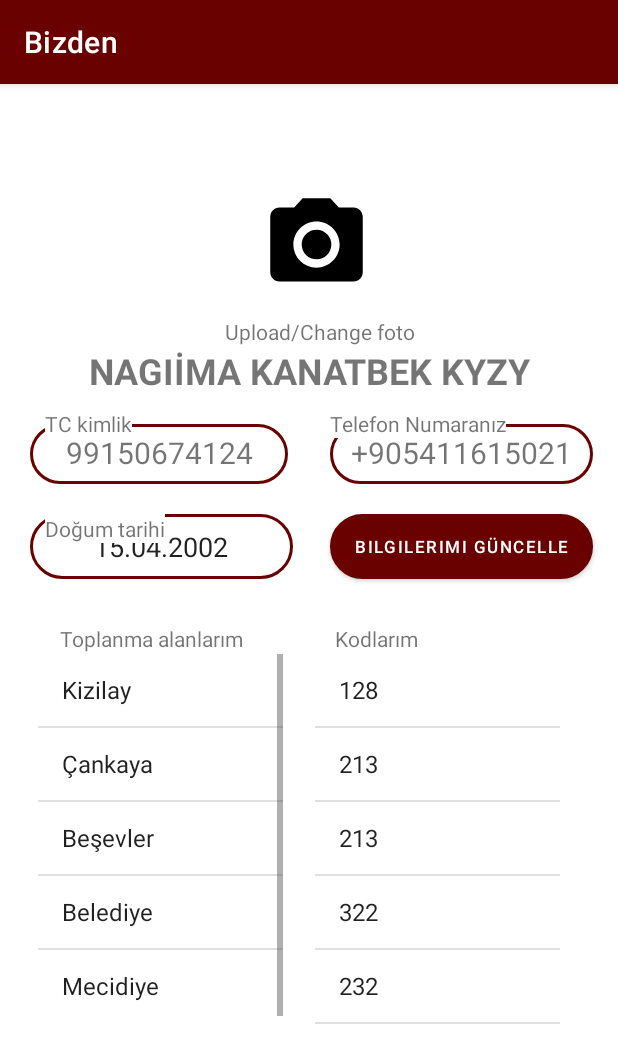
After one commit to HagarAH/VolunteeringApp, an Android app: the userprofile screen opened directly, with no data from a screen before it, on a phone screen of 412 x 824 dp. The commit adds this screen. Shown: the top 1063 px of the screen. Run offline under Robolectric (Android 15) with nearby library versions, the phone set to English and light mode, and no system bars.

Commit message:
userprofil toplanma alanlari ve kodlar ekledim

```diff
--- a/app/src/main/java/com/mobil/bizden/ui/Home.java
+++ b/app/src/main/java/com/mobil/bizden/ui/Home.java
@@ -2,19 +2,12 @@ package com.mobil.bizden.ui;
 
 import androidx.appcompat.app.ActionBarDrawerToggle;
 import androidx.appcompat.app.AppCompatActivity;
-import androidx.core.view.GravityCompat;
 import androidx.drawerlayout.widget.DrawerLayout;
-import androidx.navigation.NavController;
-import androidx.navigation.Navigation;
-import androidx.navigation.ui.AppBarConfiguration;
-import androidx.navigation.ui.NavigationUI;
 
 import android.content.Intent;
 import android.os.Bundle;
-import android.view.MenuItem;
 import android.view.View;
 import android.widget.Button;
-import android.widget.LinearLayout;
 
 import com.google.android.material.navigation.NavigationView;
 import com.google.firebase.auth.FirebaseAuth;
@@ -60,7 +53,7 @@ public class Home extends AppCompatActivity {
             @Override
             public void onClick(View view) {
                 FirebaseAuth.getInstance().signOut();
-                Intent intent = new Intent(getApplicationContext(),Login.class);
+                Intent intent = new Intent(getApplicationContext(), userprofile.class);
                 startActivity(intent);
                 finish();
             }
--- a/app/src/main/java/com/mobil/bizden/ui/MainActivity.java
+++ b/app/src/main/java/com/mobil/bizden/ui/MainActivity.java
@@ -11,7 +11,11 @@ import com.google.firebase.auth.FirebaseAuth;
 import com.google.firebase.auth.FirebaseUser;
 import com.mobil.bizden.R;
 
+import android.widget.ArrayAdapter;
+import android.widget.ListView;
+
 public class MainActivity extends AppCompatActivity {
+
 
 
             private ImageView logoImageView;
--- a/app/src/main/java/com/mobil/bizden/ui/userprofil.java
+++ /dev/null
@@ -1,4 +0,0 @@
-package com.mobil.bizden.ui;
-
-public class userprofil {
-}
--- /dev/null
+++ b/app/src/main/java/com/mobil/bizden/ui/userprofile.java
@@ -0,0 +1,41 @@
+package com.mobil.bizden.ui;
+
+import android.annotation.SuppressLint;
+import android.os.Bundle;
+import android.os.PersistableBundle;
+import android.widget.ArrayAdapter;
+import android.widget.ListView;
+
+import androidx.annotation.Nullable;
+import androidx.appcompat.app.AppCompatActivity;
+
+import com.mobil.bizden.R;
+
+public class userprofile extends AppCompatActivity {
+     ListView listView;
+
+    private String[] toplanma = {"Kizilay", "Çankaya", "Beşevler", "Belediye", "Mecidiye"};
+    ListView listView2;
+    private String[] kodlar = {"128", "213", "213", "322", "232"};
+
+    @SuppressLint("MissingInflatedId")
+    @Override
+    protected void onCreate(Bundle savedInstanceState) {
+        super.onCreate(savedInstanceState);
+        setContentView(R.layout.activity_userprofile);
+
+        listView = findViewById(R.id.listView);
+        listView2 = findViewById(R.id.listView2);
+        ArrayAdapter<String> adapter2 = new ArrayAdapter<>(this, android.R.layout.simple_list_item_1, kodlar);
+        listView2.setAdapter(adapter2);
+
+
+        ArrayAdapter<String> adapter = new ArrayAdapter<> (this, android.R.layout.simple_list_item_1, toplanma);
+
+        listView.setAdapter(adapter);
+    }
+
+
+
+
+}
--- a/app/src/main/res/layout/activity_userprofil.xml
+++ /dev/null
@@ -1,116 +0,0 @@
-<?xml version="1.0" encoding="utf-8"?>
-<LinearLayout xmlns:android="http://schemas.android.com/apk/res/android"
-    xmlns:app="http://schemas.android.com/apk/res-auto"
-    android:layout_width="fill_parent"
-    android:layout_height="fill_parent"
-    android:orientation="vertical" >
-
-    <ImageView
-        android:id="@+id/imageView"
-        android:layout_width="122dp"
-        android:layout_height="74dp"
-        android:layout_marginLeft="150dp"
-        android:layout_marginTop="70dp"
-        android:layout_marginBottom="10dp"
-        android:src="@drawable/ic_menu_camera" />
-
-
-
-    <TextView android:id="@+id/text"
-        android:layout_width="wrap_content"
-        android:layout_height="wrap_content"
-        android:layout_marginLeft="150dp"
-        android:text="Upload/Change foto"
-        android:layout_marginTop="1dp"/>
-
-    <FrameLayout
-        android:layout_width="match_parent"
-        android:layout_height="42dp">
-
-        <View
-            android:id="@+id/view"
-            android:layout_width="match_parent"
-            android:layout_height="52dp"
-            android:layout_marginLeft="10dp"
-            android:layout_marginTop="10dp"
-            android:layout_marginRight="10dp" />
-
-        <TextView
-            android:id="@+id/textView"
-            android:layout_width="match_parent"
-            android:layout_height="wrap_content"
-            android:layout_marginLeft="20dp"
-            android:layout_marginRight="20dp"
-            android:gravity="center_horizontal"
-            android:text="NAGIİMA KANATBEK KYZY"
-            android:textSize="24sp"
-            android:textStyle="bold"
-
-            />
-
-    </FrameLayout>
-
-
-    <LinearLayout
-        android:layout_width="match_parent"
-        android:layout_height="match_parent"
-        android:orientation="horizontal">
-
-        <FrameLayout
-            android:layout_width="196dp"
-            android:layout_height="55dp">
-
-            <TextView
-                android:id="@+id/additionalTextView"
-                android:layout_width="172dp"
-                android:layout_height="40dp"
-                android:layout_marginLeft="20dp"
-                android:layout_marginTop="10dp"
-                android:layout_marginBottom="10dp"
-                android:background="@drawable/rounded_background"
-                android:gravity="center_horizontal"
-                android:padding="5dp"
-                android:text="99150674124"
-                android:textSize="20sp" />
-
-            <TextView
-                android:layout_width="wrap_content"
-                android:layout_height="wrap_content"
-                android:layout_marginLeft="30dp"
-                android:background="@color/white"
-                android:text="TC kimlik" />
-
-        </FrameLayout>
-
-        <FrameLayout
-            android:layout_width="196dp"
-            android:layout_height="67dp">
-            <TextView
-                android:id="@+id/textView4"
-                android:layout_width="172dp"
-                android:layout_height="40dp"
-                android:textSize="20sp"
-                android:padding="5dp"
-                android:background="@drawable/rounded_background"
-                android:text="+905411615021"
-                android:layout_marginTop="10dp"
-                android:layout_marginLeft="20dp"
-
-                />
-            <TextView
-                android:id="@+id/textView3"
-                android:layout_width="wrap_content"
-                android:layout_height="wrap_content"
-                android:text="Telefon Numaranız"
-                android:background="@color/white"
-                android:layout_marginLeft="20dp"
-                />
-
-
-        </FrameLayout>
-    </LinearLayout>
-
-
-    <!-- More GUI components go here  -->
-
-</LinearLayout>
--- /dev/null
+++ b/app/src/main/res/layout/activity_userprofile.xml
@@ -0,0 +1,215 @@
+<?xml version="1.0" encoding="utf-8"?>
+<LinearLayout xmlns:android="http://schemas.android.com/apk/res/android"
+    xmlns:app="http://schemas.android.com/apk/res-auto"
+    xmlns:tools="http://schemas.android.com/tools"
+    android:layout_width="fill_parent"
+    android:layout_height="fill_parent"
+    android:orientation="vertical"
+    tools:ignore="MissingDefaultResource">
+
+    <ImageView
+        android:id="@+id/imageView"
+        android:layout_width="122dp"
+        android:layout_height="74dp"
+        android:layout_marginLeft="150dp"
+        android:layout_marginTop="70dp"
+        android:layout_marginBottom="10dp"
+        android:src="@drawable/ic_menu_camera" />
+
+
+
+    <TextView android:id="@+id/text"
+        android:layout_width="wrap_content"
+        android:layout_height="wrap_content"
+        android:layout_marginLeft="150dp"
+        android:text="Upload/Change foto"
+        android:layout_marginTop="1dp"/>
+
+    <FrameLayout
+        android:layout_width="match_parent"
+        android:layout_height="42dp">
+
+        <View
+            android:id="@+id/view"
+            android:layout_width="match_parent"
+            android:layout_height="52dp"
+            android:layout_marginLeft="10dp"
+            android:layout_marginTop="10dp"
+            android:layout_marginRight="10dp" />
+
+        <TextView
+            android:id="@+id/textView"
+            android:layout_width="match_parent"
+            android:layout_height="wrap_content"
+            android:layout_marginLeft="20dp"
+            android:layout_marginRight="20dp"
+            android:gravity="center_horizontal"
+            android:text="NAGIİMA KANATBEK KYZY"
+            android:textSize="24sp"
+            android:textStyle="bold"
+
+            />
+
+    </FrameLayout>
+
+
+    <LinearLayout
+        android:layout_width="match_parent"
+        android:layout_height="60dp"
+        android:orientation="horizontal">
+
+        <FrameLayout
+            android:layout_width="200dp"
+            android:layout_height="wrap_content">
+
+            <TextView
+                android:id="@+id/additionalTextView"
+                android:layout_width="172dp"
+                android:layout_height="40dp"
+                android:layout_marginLeft="20dp"
+                android:layout_marginTop="10dp"
+                android:layout_marginBottom="10dp"
+                android:background="@drawable/rounded_background"
+                android:gravity="center_horizontal"
+                android:padding="5dp"
+                android:text="99150674124"
+                android:textSize="20sp" />
+
+            <TextView
+                android:layout_width="wrap_content"
+                android:layout_height="wrap_content"
+                android:layout_marginLeft="30dp"
+                android:background="@color/white"
+                android:text="TC kimlik" />
+
+        </FrameLayout>
+
+        <FrameLayout
+            android:layout_width="196dp"
+            android:layout_height="60dp">
+
+            <TextView
+                android:id="@+id/textView4"
+                android:layout_width="175dp"
+                android:layout_height="40dp"
+                android:layout_marginLeft="20dp"
+                android:layout_marginTop="10dp"
+                android:background="@drawable/rounded_background"
+                android:gravity="center_horizontal"
+                android:padding="5dp"
+                android:text="+905411615021"
+                android:textSize="20sp"
+
+                />
+
+            <TextView
+                android:id="@+id/textView3"
+                android:layout_width="wrap_content"
+                android:layout_height="wrap_content"
+                android:layout_marginLeft="20dp"
+                android:background="@color/white"
+                android:text="Telefon Numaranız" />
+
+
+        </FrameLayout>
+
+    </LinearLayout>
+
+    <FrameLayout
+        android:layout_width="match_parent"
+        android:layout_height="53dp"
+        android:layout_marginTop="10dp"
+        >
+
+        <Button
+
+            android:layout_width="175dp"
+            android:layout_height="43dp"
+            android:layout_marginLeft="220dp"
+            android:layout_marginTop="0dp"
+            android:background="@drawable/rounded_background"
+            android:gravity="center"
+            android:text="Bilgilerimi Güncelle"
+            android:textColor="@color/white"
+            android:textSize="11dp"></Button>
+
+        <FrameLayout
+            android:layout_width="200dp"
+            android:layout_height="wrap_content"
+
+            >
+
+            <EditText
+                android:id="@+id/editTextDate"
+                android:layout_width="175dp"
+                android:layout_height="43dp"
+                android:layout_marginLeft="20dp"
+                android:padding="5sp"
+                android:background="@drawable/rounded_background"
+                android:ems="10"
+                android:gravity="center"
+                android:inputType="date"
+
+                android:text="15.04.2002"
+
+                />
+
+            <TextView
+                android:layout_width="wrap_content"
+                android:layout_height="wrap_content"
+                android:layout_marginLeft="30dp"
+                android:background="@color/white"
+                android:text="Doğum tarihi"
+
+                />
+        </FrameLayout>
+
+    </FrameLayout>
+
+    <FrameLayout
+        android:layout_marginTop="20dp"
+        android:layout_width="match_parent"
+        android:layout_height="match_parent">
+
+        <TextView
+            android:layout_width="wrap_content"
+            android:layout_height="wrap_content"
+            android:layout_marginLeft="40dp"
+            android:text="Toplanma alanlarım"
+            android:gravity="center_horizontal"
+            >
+
+        </TextView>
+
+        <TextView
+            android:gravity="center_horizontal"
+            android:layout_width="wrap_content"
+            android:layout_height="wrap_content"
+            android:layout_marginLeft="220dp"
+            android:text=" Kodlarım ">
+
+        </TextView>
+
+        <ListView
+            android:id="@+id/listView"
+            android:layout_width="163dp"
+            android:layout_height="243dp"
+            android:layout_marginLeft="25dp"
+            android:layout_marginTop="20dp"
+
+            >
+
+        </ListView>
+
+        <ListView
+            android:id="@+id/listView2"
+            android:layout_marginTop="20dp"
+            android:layout_width="163dp"
+            android:layout_height="248dp"
+            android:layout_marginLeft="210dp"
+
+            />
+    </FrameLayout>
+
+
+</LinearLayout>
```
Also changed, not shown: app/src/main/AndroidManifest.xml (+4 -4 lines).
